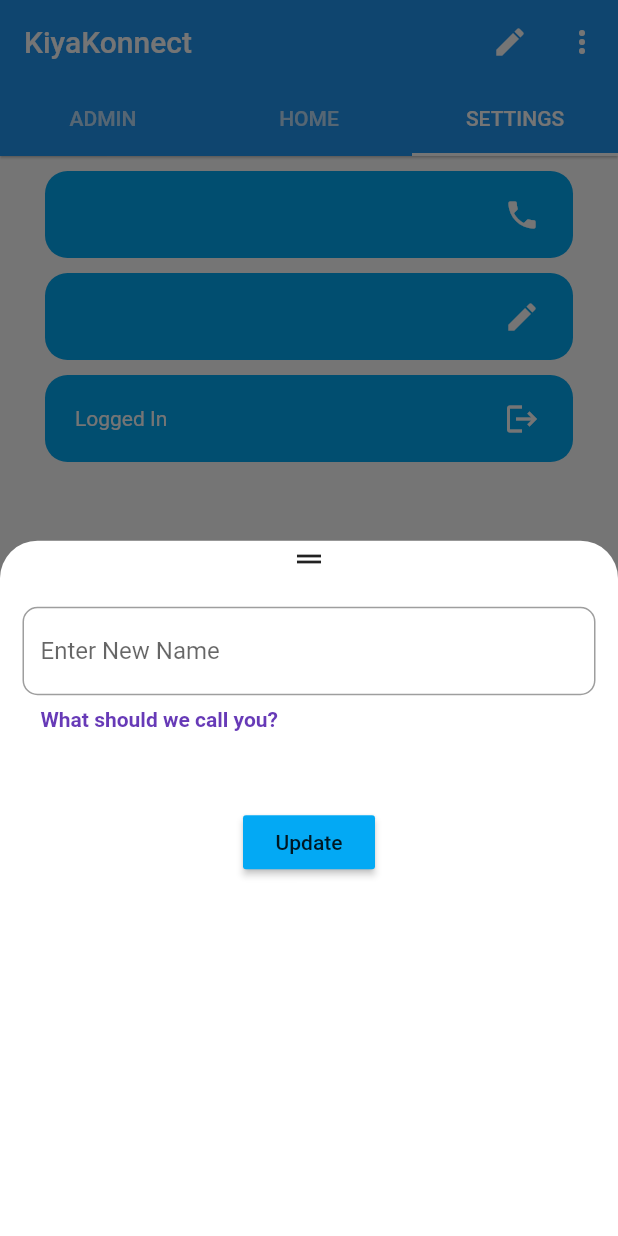
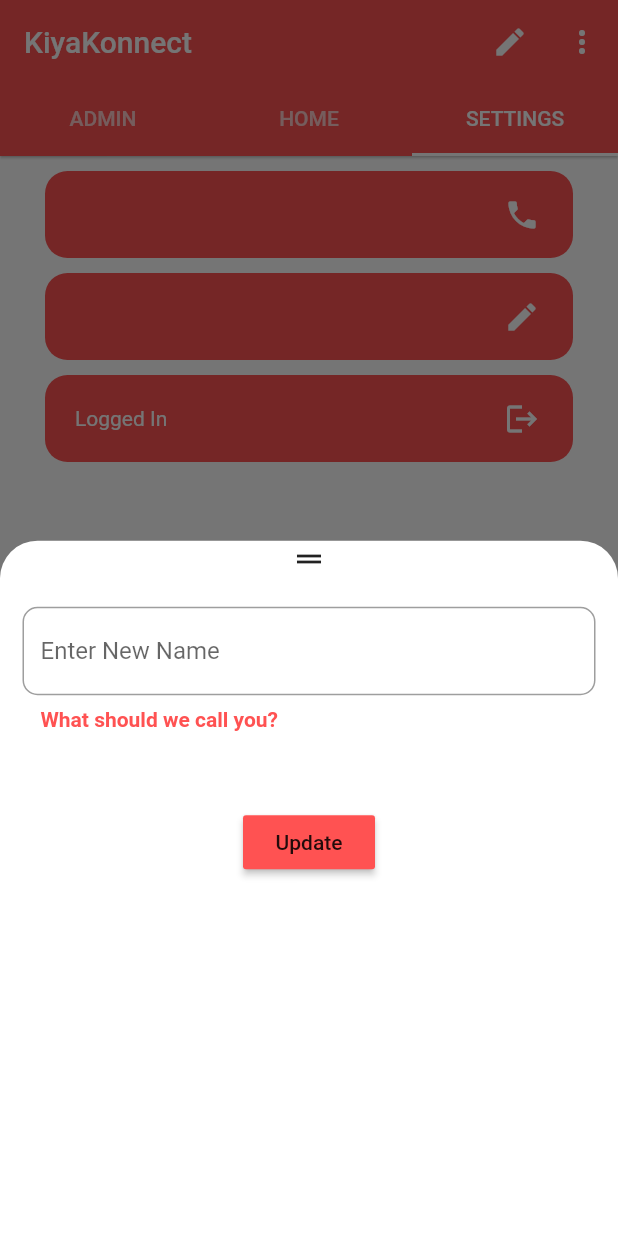
Before and after one commit to captainrogers69/FireApp, a Flutter app: the screen it shows once a user with an empty profile is signed in, tab 3 chosen, after a tap on the "edit" icon, on a phone screen of 412 x 824 dp. Run offline on Flutter 3.47's test engine with Material 2 defaults, Android fonts, the phone set to English and light mode, and no system bars; our stand-ins replace cloud_firestore, firebase_auth, firebase_core, firebase_storage, flutter_hooks, flutter_riverpod and 3 more; accounts and stored records are empty.

Commit message:
ui updated

```diff
--- a/lib/group_chats/create group/add_members.dart
+++ b/lib/group_chats/create group/add_members.dart
@@ -55,7 +55,6 @@ class _AddMembersInGroupState extends State<AddMembersInGroup> {
         userMap = value.docs[0].data();
         isLoading = false;
       });
-      print(userMap);
     });
   }
 
@@ -96,7 +95,7 @@ class _AddMembersInGroupState extends State<AddMembersInGroup> {
 
     return Scaffold(
       appBar: AppBar(
-        backgroundColor: Colors.lightBlue,
+        backgroundColor: Colors.redAccent,
         title: Text("Add Members"),
       ),
       body: SingleChildScrollView(
@@ -152,6 +151,7 @@ class _AddMembersInGroupState extends State<AddMembersInGroup> {
                     child: CircularProgressIndicator(),
                   )
                 : ElevatedButton(
+                  style: ElevatedButton.styleFrom(primary: Colors.redAccent),
                     onPressed: onSearch,
                     child: Text("Search"),
                   ),
@@ -170,6 +170,7 @@ class _AddMembersInGroupState extends State<AddMembersInGroup> {
       ),
       floatingActionButton: membersList.length >= 2
           ? FloatingActionButton(
+            backgroundColor: Colors.redAccent,
               child: Icon(Icons.forward),
               onPressed: () async {
               Navigator.of(context).push(
--- a/lib/group_chats/create group/create_group.dart
+++ b/lib/group_chats/create group/create_group.dart
@@ -44,7 +44,7 @@ class _CreateGroupState extends State<CreateGroup> {
     Navigator.of(context).pushAndRemoveUntil(
         MaterialPageRoute(builder: (_) => WhatsAppHome()), (route) => false);
 
-    await Fluttertoast.showToast(msg: "Group Created Now");
+    await Fluttertoast.showToast(msg: "Group has been Created");
   }
 
   @override
@@ -53,7 +53,7 @@ class _CreateGroupState extends State<CreateGroup> {
 
     return Scaffold(
       appBar: AppBar(
-        backgroundColor: Colors.lightBlue,
+        backgroundColor: Colors.redAccent,
         title: Text("Group Name"),
       ),
       body: isLoading
@@ -90,6 +90,7 @@ class _CreateGroupState extends State<CreateGroup> {
                   height: size.height / 50,
                 ),
                 ElevatedButton(
+                  style: ElevatedButton.styleFrom(primary: Colors.redAccent),
                   onPressed: createGroup,
                   child: Text("Create Group"),
                 ),
--- a/lib/group_chats/groupchat_screen.dart
+++ b/lib/group_chats/groupchat_screen.dart
@@ -27,7 +27,7 @@ class _GroupChatHomeScreenState extends State<GroupChatHomeScreen> {
       //   tooltip: "Create Group",
       // ),
       appBar: AppBar(
-        backgroundColor: Colors.lightBlue,
+        backgroundColor: Colors.redAccent,
         title: Text("Groups Available"),
       ),
       body: StreamBuilder<QuerySnapshot>(
@@ -82,16 +82,18 @@ class _GroupChatHomeScreenState extends State<GroupChatHomeScreen> {
                       ),
                     );
                   } else {
-                    Fluttertoast.showToast(msg: "Youre not in this group");
+                    Fluttertoast.showToast(msg: "You're not in this group");
                   }
                 },
                 leading: Icon(
                   Icons.verified_user,
+                      color: Colors.redAccent,
                 ),
                 title: Text(data['groupname']),
                 subtitle: Text(data['grpdetail']),
                 trailing: Icon(
                   Icons.chat,
+                      color: Colors.redAccent,
                 ),
               );
             }).toList(),
--- a/lib/main.dart
+++ b/lib/main.dart
@@ -16,9 +16,9 @@ class MyApp extends StatelessWidget {
   @override
   Widget build(BuildContext context) {
     return MaterialApp(
-      title: "WhatsApp",
       theme: ThemeData(
-        primaryColor: Color(0xff075E54),
+        primaryColor: Colors.redAccent
+        // Color(0xff075E54),
       ),
       debugShowCheckedModeBanner: false,
       home: AuthChecker(),
--- a/lib/pages/home_screen.dart
+++ b/lib/pages/home_screen.dart
@@ -56,15 +56,11 @@ class _HomeScreenState extends State<HomeScreen> {
     }
   }
 
-  void contactadmin() {
-    Fluttertoast.showToast(msg: "You're already an Admin");
-  }
-
   void contactadminfeature() async {
      final user = context.read(authControllerProvider);
     final userFromUsersCollection = await _firestore.collection('users').doc(user.uid).get();
     if ( userFromUsersCollection.data()["authorization"] ) {
-      contactadmin();
+      Fluttertoast.showToast(msg: "You're an Administrator");
     } else {
       Fluttertoast.showToast(msg: "Admin will be right back to you!");
     }
@@ -74,6 +70,7 @@ class _HomeScreenState extends State<HomeScreen> {
   Widget build(BuildContext context) {
     return Scaffold(
       floatingActionButton: FloatingActionButton(
+        backgroundColor: Colors.redAccent,
         child: Icon(Icons.group),
         onPressed: () => Navigator.of(context).push(
           MaterialPageRoute(
@@ -115,10 +112,10 @@ class _HomeScreenState extends State<HomeScreen> {
                             //     ),
                             //   );
                             // },
-                            leading: Icon(Icons.verified_user, size: 25, color: Colors.lightBlue,),
+                            leading: Icon(Icons.verified_user, size: 25, color: Colors.redAccent,),
                             title: Text('Contact Admin'),
                             subtitle: Text("Tap here to chat"),
-                            trailing: Icon(Icons.chat, color: Colors.lightBlue,),
+                            trailing: Icon(Icons.chat, color: Colors.redAccent,),
                           ),
                   ),
                   Container(
@@ -135,6 +132,9 @@ class _HomeScreenState extends State<HomeScreen> {
                     ),
                   ),
                   ElevatedButton(
+                    style: ElevatedButton.styleFrom(
+                      primary: Colors.redAccent
+                    ),
                     onPressed: onSearch2,
                     child: Text(
                       "Search User",
--- a/lib/pages/login.dart
+++ b/lib/pages/login.dart
@@ -36,7 +36,7 @@ class _LoginPageState extends State<LoginPage> {
                         padding: EdgeInsets.all(10),
                         decoration: BoxDecoration(
                           borderRadius: BorderRadius.circular(15),
-                          color: Colors.lightBlue,
+                          color: Colors.redAccent,
                         ),
                         height: 65,
                         width: 180,
@@ -82,6 +82,7 @@ class _LoginPageState extends State<LoginPage> {
                         height: 30,
                       ),
                       ElevatedButton(
+                        style: ElevatedButton.styleFrom(primary: Colors.redAccent),
                         onPressed: () async {
                           final phone = _phoneNumber.text.trim();
                           await context
--- a/lib/pages/user_admin.dart
+++ b/lib/pages/user_admin.dart
@@ -62,11 +62,13 @@ class UserAdmin extends HookWidget {
                   return ListTile(
                     leading: Icon(
                       Icons.verified_user,
+                      color: Colors.redAccent,
                     ),
                     title: Text(data['name']),
                     subtitle: Text(data['number']),
                     trailing: Icon(
                       Icons.chat,
+                      color: Colors.redAccent,
                     ),
                   );
                 }).toList(),
--- a/lib/whatsapp_home.dart
+++ b/lib/whatsapp_home.dart
@@ -57,7 +57,7 @@ class _WhatsAppHomeState extends State<WhatsAppHome>
       onWillPop: () async => false,
       child: Scaffold(
         appBar: AppBar(
-          backgroundColor: Colors.blue,
+          backgroundColor: Colors.redAccent,
           title: Text("KiyaKonnect"),
           automaticallyImplyLeading: false,
           elevation: 0.7,
@@ -108,17 +108,23 @@ class _WhatsAppHomeState extends State<WhatsAppHome>
                                     fontWeight: FontWeight.bold,
                                   ),
                                 ),
+                                SizedBox(height: 15),
                                 Row(
                                   mainAxisAlignment:
                                       MainAxisAlignment.spaceBetween,
                                   children: [
                                     TextButton(
+                                      style: TextButton.styleFrom(
+                                        primary: Colors.redAccent,
+                                      ),
                                       onPressed: () {
                                         Navigator.pop(context);
                                       },
                                       child: Text("Cancel"),
                                     ),
                                     ElevatedButton(
+                                      style: ElevatedButton.styleFrom(
+                                          primary: Colors.redAccent),
                                       onPressed: () async {
                                         await context
                                             .read(authenticationServiceProvider)
--- a/lib/widgets/user_edit_bottom_sheet.dart
+++ b/lib/widgets/user_edit_bottom_sheet.dart
@@ -35,12 +35,13 @@ class UserEditBottomSheet extends HookWidget {
                       controller: _usernameController,
                       decoration: InputDecoration(
                         helperText: 'What should we call you?',
+                        focusColor: Colors.redAccent,
                         border: OutlineInputBorder(
                         borderRadius: BorderRadius.circular(10),
                       ),
                       hintText: "Enter New Name",
                         helperStyle: TextStyle(
-                          color: Colors.deepPurple,
+                          color: Colors.redAccent,
                           fontWeight: FontWeight.bold,
                           fontSize: 14,
                         ),
@@ -51,7 +52,7 @@ class UserEditBottomSheet extends HookWidget {
                 Padding(
                   padding: EdgeInsets.all(30),
                   child: MaterialButton(
-                    color: Colors.lightBlue,
+                    color: Colors.redAccent,
                     child: Text("Update"),
                     onPressed: () async {
                       isLoading.value = true;
--- a/lib/widgets/user_page_widget.dart
+++ b/lib/widgets/user_page_widget.dart
@@ -18,7 +18,7 @@ class UserPageWidget extends StatelessWidget {
         vertical: 5,
       ),
       decoration: BoxDecoration(
-        color: Colors.lightBlue,
+        color: Colors.redAccent,
         borderRadius: BorderRadius.circular(15),
       ),
       child: Row(
```
Also changed, not shown: lib/group_chats/add_members.dart (+11 -4 lines), lib/group_chats/group_chat_room.dart (+16 -7 lines), lib/group_chats/group_info.dart (+20 -16 lines), lib/services/auth_service.dart (+4 -3 lines).
